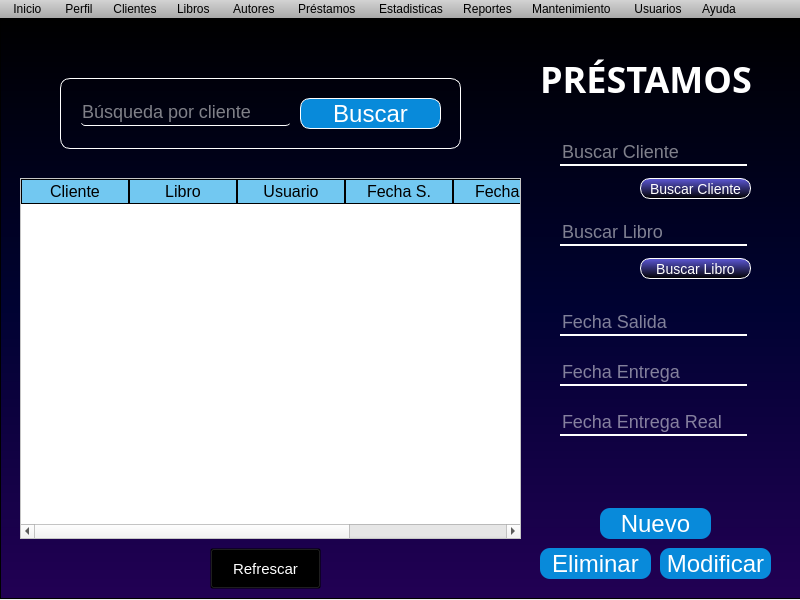
The window that frames/panel.ui (Alonsou29/bibliotknew) describes before a commit, drawn with Qt 5.
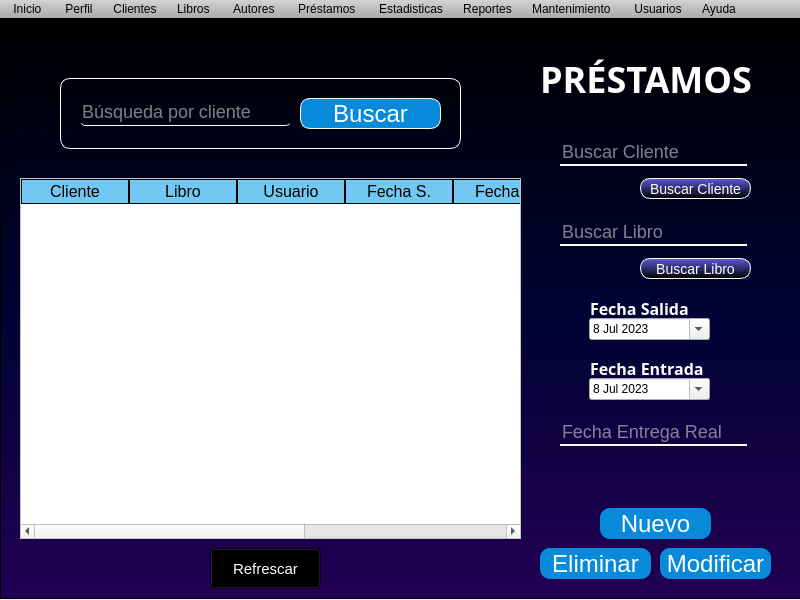
The same window after the commit. The open tabs and pages were chosen to show the change. Icons and pictures are not drawn.

Commit message: panel y nuevas ventanas

What changed in the file:
```diff
--- a/frames/panel.ui
+++ b/frames/panel.ui
@@ -2315,6 +2315,13 @@
 background: transparent;
 }
 
+#label_21,  #label_22{
+font-family: Aharoni;
+color: white;
+font-size: 16px;
+}
+
+
 #BuscarP{
 background-color: #088ADA;
 font-family: Tahoma;
@@ -2552,42 +2559,6 @@
         <string>Eliminar</string>
        </property>
       </widget>
-      <widget class="QLineEdit" name="fecha_S">
-       <property name="enabled">
-        <bool>true</bool>
-       </property>
-       <property name="geometry">
-        <rect>
-         <x>560</x>
-         <y>290</y>
-         <width>187</width>
-         <height>28</height>
-        </rect>
-       </property>
-       <property name="autoFillBackground">
-        <bool>false</bool>
-       </property>
-       <property name="styleSheet">
-        <string notr="true">#placeholderText{
-color: white;
-}</string>
-       </property>
-       <property name="text">
-        <string/>
-       </property>
-       <property name="maxLength">
-        <number>10</number>
-       </property>
-       <property name="placeholderText">
-        <string>Fecha Salida</string>
-       </property>
-       <property name="cursorMoveStyle">
-        <enum>Qt::LogicalMoveStyle</enum>
-       </property>
-       <property name="clearButtonEnabled">
-        <bool>true</bool>
-       </property>
-      </widget>
       <widget class="QLineEdit" name="buscar_Libro">
        <property name="enabled">
         <bool>true</bool>
@@ -2692,42 +2663,6 @@
         <string>Modificar</string>
        </property>
       </widget>
-      <widget class="QLineEdit" name="fecha_E">
-       <property name="enabled">
-        <bool>true</bool>
-       </property>
-       <property name="geometry">
-        <rect>
-         <x>560</x>
-         <y>340</y>
-         <width>187</width>
-         <height>28</height>
-        </rect>
-       </property>
-       <property name="autoFillBackground">
-        <bool>false</bool>
-       </property>
-       <property name="styleSheet">
-        <string notr="true">#placeholderText{
-color: white;
-}</string>
-       </property>
-       <property name="text">
-        <string/>
-       </property>
-       <property name="maxLength">
-        <number>10</number>
-       </property>
-       <property name="placeholderText">
-        <string>Fecha Entrega</string>
-       </property>
-       <property name="cursorMoveStyle">
-        <enum>Qt::LogicalMoveStyle</enum>
-       </property>
-       <property name="clearButtonEnabled">
-        <bool>true</bool>
-       </property>
-      </widget>
       <widget class="QTableWidget" name="tabla_Prestamos">
        <property name="geometry">
         <rect>
@@ -2776,6 +2711,11 @@
          <string>Fecha E.Real</string>
         </property>
        </column>
+       <column>
+        <property name="text">
+         <string>Activo</string>
+        </property>
+       </column>
       </widget>
       <widget class="QPushButton" name="Busca_cliente_prestamo">
        <property name="geometry">
@@ -2845,7 +2785,7 @@
        <property name="geometry">
         <rect>
          <x>560</x>
-         <y>390</y>
+         <y>400</y>
          <width>187</width>
          <height>28</height>
         </rect>
@@ -2874,6 +2814,78 @@
         <bool>true</bool>
        </property>
       </widget>
+      <widget class="QDateEdit" name="dateEdit_2">
+       <property name="geometry">
+        <rect>
+         <x>589</x>
+         <y>300</y>
+         <width>121</width>
+         <height>22</height>
+        </rect>
+       </property>
+       <property name="cursor">
+        <cursorShape>PointingHandCursor</cursorShape>
+       </property>
+       <property name="calendarPopup">
+        <bool>true</bool>
+       </property>
+       <property name="date">
+        <date>
+         <year>2023</year>
+         <month>7</month>
+         <day>8</day>
+        </date>
+       </property>
+      </widget>
+      <widget class="QDateEdit" name="dateEdit_3">
+       <property name="geometry">
+        <rect>
+         <x>589</x>
+         <y>360</y>
+         <width>121</width>
+         <height>22</height>
+        </rect>
+       </property>
+       <property name="cursor">
+        <cursorShape>PointingHandCursor</cursorShape>
+       </property>
+       <property name="calendarPopup">
+        <bool>true</bool>
+       </property>
+       <property name="date">
+        <date>
+         <year>2023</year>
+         <month>7</month>
+         <day>8</day>
+        </date>
+       </property>
+      </widget>
+      <widget class="QLabel" name="label_21">
+       <property name="geometry">
+        <rect>
+         <x>590</x>
+         <y>280</y>
+         <width>101</width>
+         <height>20</height>
+        </rect>
+       </property>
+       <property name="text">
+        <string>Fecha Salida</string>
+       </property>
+      </widget>
+      <widget class="QLabel" name="label_22">
+       <property name="geometry">
+        <rect>
+         <x>590</x>
+         <y>340</y>
+         <width>121</width>
+         <height>20</height>
+        </rect>
+       </property>
+       <property name="text">
+        <string>Fecha Entrada</string>
+       </property>
+      </widget>
      </widget>
     </widget>
     <widget class="QWidget" name="Estadisticas">
```
Left out of the diff: 157 changed lines with no effect on the pictures. The commit also changes 3 other files.
